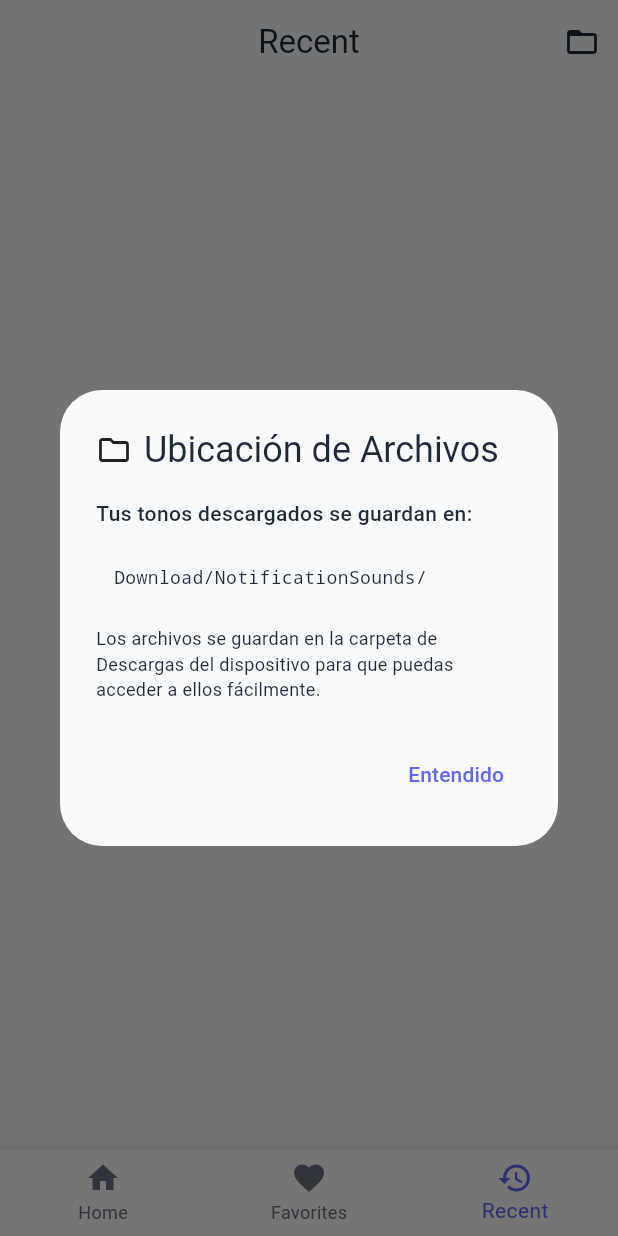
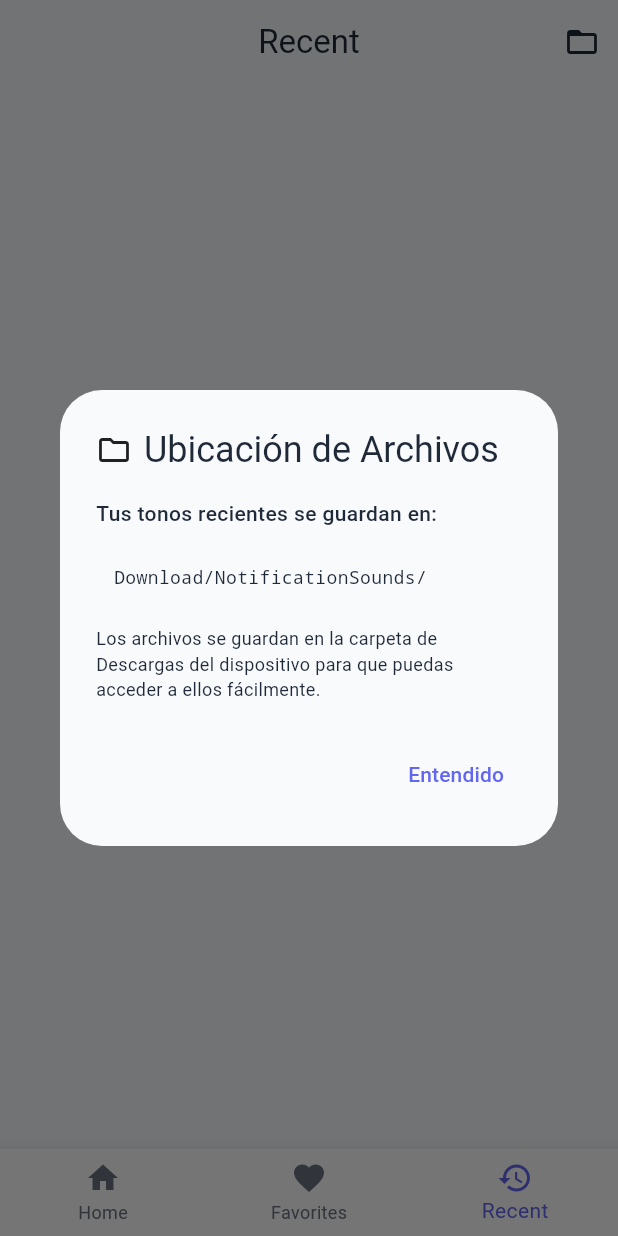
Before and after one commit to julianesar/notificatiion_tones, a Flutter app: the screen it shows after launch, item 3 of the bottom bar chosen, after a tap on the "folder open" icon, on a phone screen of 412 x 824 dp. Run offline on Flutter 3.47's test engine with Material 3 defaults, Android fonts, the phone set to English and light mode, and no system bars; our stand-ins replace device_info_plus, get_it, just_audio, permission_handler, share_plus, shared_preferences and 1 more; accounts and stored records are empty; network calls fail.

Commit message:
funcionality working ok, ready to improve ui

```diff
--- a/lib/features/downloads/presentation/pages/downloads_page.dart
+++ b/lib/features/downloads/presentation/pages/downloads_page.dart
@@ -57,7 +57,7 @@ class _DownloadsPageState extends State<DownloadsPage> {
                   ),
                   const SizedBox(height: 16),
                   const Text(
-                    'Error al cargar las descargas',
+                    'Error al cargar los recientes',
                     style: TextStyle(fontSize: 18, fontWeight: FontWeight.w500),
                   ),
                   const SizedBox(height: 8),
@@ -95,13 +95,13 @@ class _DownloadsPageState extends State<DownloadsPage> {
                 mainAxisAlignment: MainAxisAlignment.center,
                 children: [
                   Icon(
-                    Icons.download_outlined,
+                    Icons.history,
                     size: 64,
                     color: Colors.grey.shade400,
                   ),
                   const SizedBox(height: 16),
                   Text(
-                    'No hay descargas',
+                    'No hay tonos recientes',
                     style: TextStyle(
                       fontSize: 18,
                       fontWeight: FontWeight.w500,
@@ -110,7 +110,7 @@ class _DownloadsPageState extends State<DownloadsPage> {
                   ),
                   const SizedBox(height: 8),
                   Text(
-                    'Los tonos que descargues aparecerán aquí',
+                    'Los tonos que uses aparecerán aquí',
                     style: TextStyle(
                       fontSize: 14,
                       color: Colors.grey.shade500,
@@ -177,7 +177,7 @@ class _DownloadsPageState extends State<DownloadsPage> {
                           toneId: completedDownloads[index].localPath,
                           title: _getDisplayTitle(completedDownloads[index]),
                           url: completedDownloads[index].localPath,
-                          subtitle: 'Descargado ${_formatDate(completedDownloads[index].completedAt!)}',
+                          subtitle: 'Reproducido ${_formatDate(completedDownloads[index].completedAt!)}',
                           requiresAttribution: completedDownloads[index].requiresAttribution,
                           attributionText: completedDownloads[index].attributionText,
                           showFavoriteButton: false,
@@ -218,7 +218,7 @@ class _DownloadsPageState extends State<DownloadsPage> {
     // Show the share options modal
     context.showShareOptionsModal(
       tones: tones,
-      collectionName: 'Mis Descargas',
+      collectionName: 'Mis Recientes',
       showShareApp: true,
       showShareCollection: true,
     );
@@ -241,7 +241,7 @@ class _DownloadsPageState extends State<DownloadsPage> {
           crossAxisAlignment: CrossAxisAlignment.start,
           children: [
             const Text(
-              'Tus tonos descargados se guardan en:',
+              'Tus tonos recientes se guardan en:',
               style: TextStyle(fontWeight: FontWeight.w500),
             ),
             const SizedBox(height: 12),
@@ -284,7 +284,7 @@ class _DownloadsPageState extends State<DownloadsPage> {
     showDialog(
       context: context,
       builder: (context) => AlertDialog(
-        title: const Text('Eliminar Descarga'),
+        title: const Text('Eliminar del Reciente'),
         content: Text(
           '¿Estás seguro de que quieres eliminar "${_getDisplayTitle(download)}"?\n\n'
           'Esta acción no se puede deshacer.',
@@ -312,8 +312,8 @@ class _DownloadsPageState extends State<DownloadsPage> {
                   SnackBar(
                     content: Text(
                       success
-                        ? 'Descarga eliminada exitosamente'
-                        : 'Error al eliminar la descarga'
+                        ? 'Tono eliminado de recientes exitosamente'
+                        : 'Error al eliminar el tono de recientes'
                     ),
                     backgroundColor: success
                       ? Theme.of(context).colorScheme.primaryContainer
@@ -377,7 +377,7 @@ class _DownloadsPageState extends State<DownloadsPage> {
       MaterialPageRoute(
         builder: (context) => TonePlayerPage(
           tone: localTone,
-          categoryTitle: 'Mis Descargas',
+          categoryTitle: 'Mis Recientes',
           tones: [localTone], // Lista con solo este tono
           isFromDownloads: true,
         ),
--- a/lib/screens/home_screen.dart
+++ b/lib/screens/home_screen.dart
@@ -1,6 +1,4 @@
 import 'package:flutter/material.dart';
-import 'package:provider/provider.dart';
-import '../providers/theme_provider.dart';
 import '../features/categories/presentation/pages/categories_page.dart';
 
 class HomeScreen extends StatelessWidget {
@@ -8,27 +6,9 @@ class HomeScreen extends StatelessWidget {
 
   @override
   Widget build(BuildContext context) {
-    final themeProvider = Provider.of<ThemeProvider>(context);
-
     return Scaffold(
       appBar: AppBar(
         title: const Text('Sonidos de Notificaciones'),
-        actions: [
-          IconButton(
-            icon: Icon(
-              themeProvider.isDarkMode ? Icons.light_mode : Icons.dark_mode,
-            ),
-            onPressed: () {
-              themeProvider.toggleTheme();
-            },
-          ),
-          IconButton(
-            icon: const Icon(Icons.search),
-            onPressed: () {
-              // Navigate to search screen
-            },
-          ),
-        ],
       ),
       body: const CategoriesPage(),
     );
```
Also changed, not shown: lib/features/tones/presentation/pages/tone_player_page.dart (+16 -13 lines), 1 other file.
